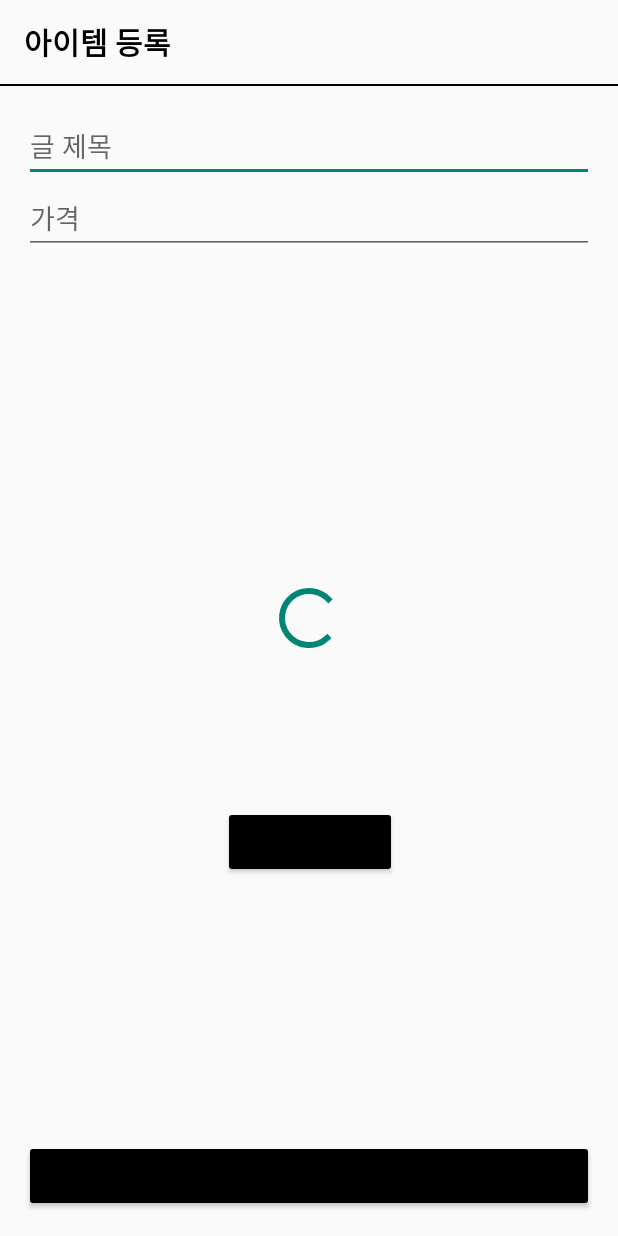
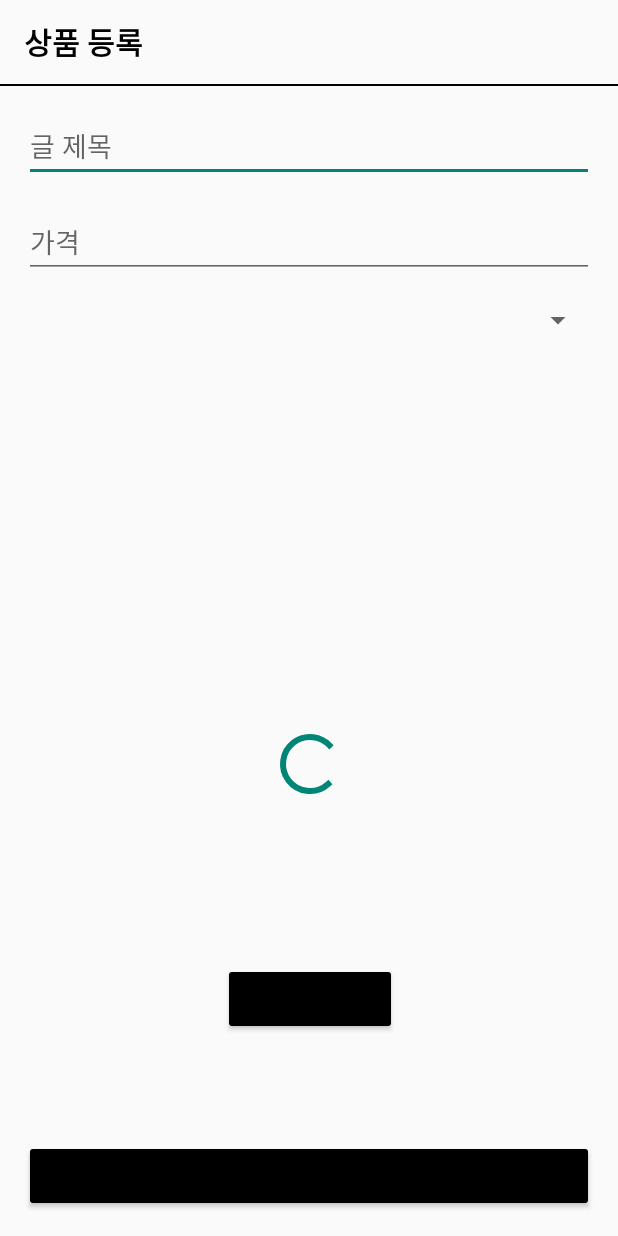
Before and after one commit to swisdom784/sintoburi, an Android app: the layout fragment_add_product.xml on its own in the app's theme, with its tools: preview values and no code run, on a phone screen of 412 x 824 dp. Run offline under Robolectric (Android 15) with nearby library versions, the phone set to English and light mode, and no system bars.

Commit message:
상품 등록 시  태그 선택 가능하도록 AddProduct.java, fragment_add_product.xml 수정

```diff
--- a/Sintoburi/app/src/main/java/com/example/sintoburi/AddProduct.java
+++ b/Sintoburi/app/src/main/java/com/example/sintoburi/AddProduct.java
@@ -1,17 +1,20 @@
 package com.example.sintoburi;
 
-import android.os.Bundle;
-import androidx.appcompat.app.AppCompatActivity;
 import android.content.Intent;
 import android.net.Uri;
+import android.os.Bundle;
 import android.view.View;
+import android.widget.AdapterView;
+import android.widget.ArrayAdapter;
 import android.widget.Button;
 import android.widget.EditText;
 import android.widget.ImageView;
 import android.widget.ProgressBar;
+import android.widget.Spinner;
 import android.widget.Toast;
 
 import androidx.annotation.Nullable;
+import androidx.appcompat.app.AppCompatActivity;
 
 public class AddProduct extends AppCompatActivity {
 
@@ -21,8 +24,12 @@ public class AddProduct extends AppCompatActivity {
     private EditText priceEditText;
     private ImageView photoImageView;
     private ProgressBar progressBar;
+    private Spinner tagSpiner;
 
     private Uri imageUri;
+
+    private String[] tags = {"과일", "채소", "수산물", "육류", "간식",
+            "생필품", "식물", "건강식품", "기타"};
 
     @Override
     protected void onCreate(Bundle savedInstanceState) {
@@ -33,6 +40,11 @@ public class AddProduct extends AppCompatActivity {
         priceEditText = findViewById(R.id.priceEditText);
         photoImageView = findViewById(R.id.photoImageView);
         progressBar = findViewById(R.id.progressBar);
+        tagSpiner = findViewById(R.id.tagSpinner);
+
+        // 태그 스피너에 어댑터 설정
+        ArrayAdapter<String> adapter = new ArrayAdapter<>(this, android.R.layout.simple_spinner_dropdown_item, tags);
+        tagSpiner.setAdapter(adapter);
 
         Button imageAddButton = findViewById(R.id.imageAddButton);
         Button submitButton = findViewById(R.id.submitButton);
@@ -72,6 +84,7 @@ public class AddProduct extends AppCompatActivity {
     private void uploadItem() {
         String title = titleEditText.getText().toString().trim();
         String price = priceEditText.getText().toString().trim();
+        String tag = tags[tagSpiner.getSelectedItemPosition()]; // 선택된 태그
 
         if (title.isEmpty()) {
             titleEditText.setError("글 제목을 입력하세요");
--- a/Sintoburi/app/src/main/res/layout/fragment_add_product.xml
+++ b/Sintoburi/app/src/main/res/layout/fragment_add_product.xml
@@ -19,7 +19,7 @@
             android:layout_width="wrap_content"
             android:layout_height="wrap_content"
             android:layout_marginStart="16dp"
-            android:text="아이템 등록"
+            android:text="상품 등록"
             android:textColor="@color/black"
             android:textSize="20sp"
             android:textStyle="bold" />
@@ -52,6 +52,7 @@
         android:layout_width="0dp"
         android:layout_height="wrap_content"
         android:layout_marginStart="16dp"
+        android:layout_marginTop="16dp"
         android:layout_marginEnd="16dp"
         android:hint="가격"
         android:inputType="numberDecimal"
@@ -59,10 +60,23 @@
         app:layout_constraintStart_toStartOf="parent"
         app:layout_constraintTop_toBottomOf="@id/titleEditText" />
 
+    <!-- 태그 선택 -->
+    <Spinner
+        android:id="@+id/tagSpinner"
+        android:layout_width="0dp"
+        android:layout_height="wrap_content"
+        android:layout_marginStart="16dp"
+        android:layout_marginTop="16dp"
+        android:layout_marginEnd="16dp"
+        app:layout_constraintEnd_toEndOf="parent"
+        app:layout_constraintStart_toStartOf="parent"
+        app:layout_constraintTop_toBottomOf="@id/priceEditText" />
+
     <Button
         android:id="@+id/imageAddButton"
         android:layout_width="wrap_content"
         android:layout_height="wrap_content"
+        android:layout_marginTop="16dp"
         android:backgroundTint="@color/black"
         android:text="이미지 등록하기"
         app:layout_constraintEnd_toEndOf="@id/photoImageView"
@@ -73,10 +87,11 @@
         android:id="@+id/photoImageView"
         android:layout_width="250dp"
         android:layout_height="250dp"
-        app:layout_constraintBottom_toBottomOf="parent"
+        android:layout_marginTop="16dp"
+        app:layout_constraintBottom_toTopOf="@id/submitButton"
         app:layout_constraintEnd_toEndOf="parent"
         app:layout_constraintStart_toStartOf="parent"
-        app:layout_constraintTop_toTopOf="parent" />
+        app:layout_constraintTop_toBottomOf="@id/tagSpinner" />
 
     <Button
         android:id="@+id/submitButton"
@@ -95,11 +110,12 @@
         android:id="@+id/progressBar"
         android:layout_width="wrap_content"
         android:layout_height="wrap_content"
+        android:layout_marginTop="16dp"
         android:visibility="gone"
-        app:layout_constraintBottom_toBottomOf="parent"
-        app:layout_constraintEnd_toEndOf="parent"
-        app:layout_constraintStart_toStartOf="parent"
-        app:layout_constraintTop_toTopOf="parent"
+        app:layout_constraintBottom_toBottomOf="@id/photoImageView"
+        app:layout_constraintEnd_toEndOf="@id/photoImageView"
+        app:layout_constraintStart_toStartOf="@id/photoImageView"
+        app:layout_constraintTop_toTopOf="@id/photoImageView"
         tools:visibility="visible" />
 
 </androidx.constraintlayout.widget.ConstraintLayout>
```
